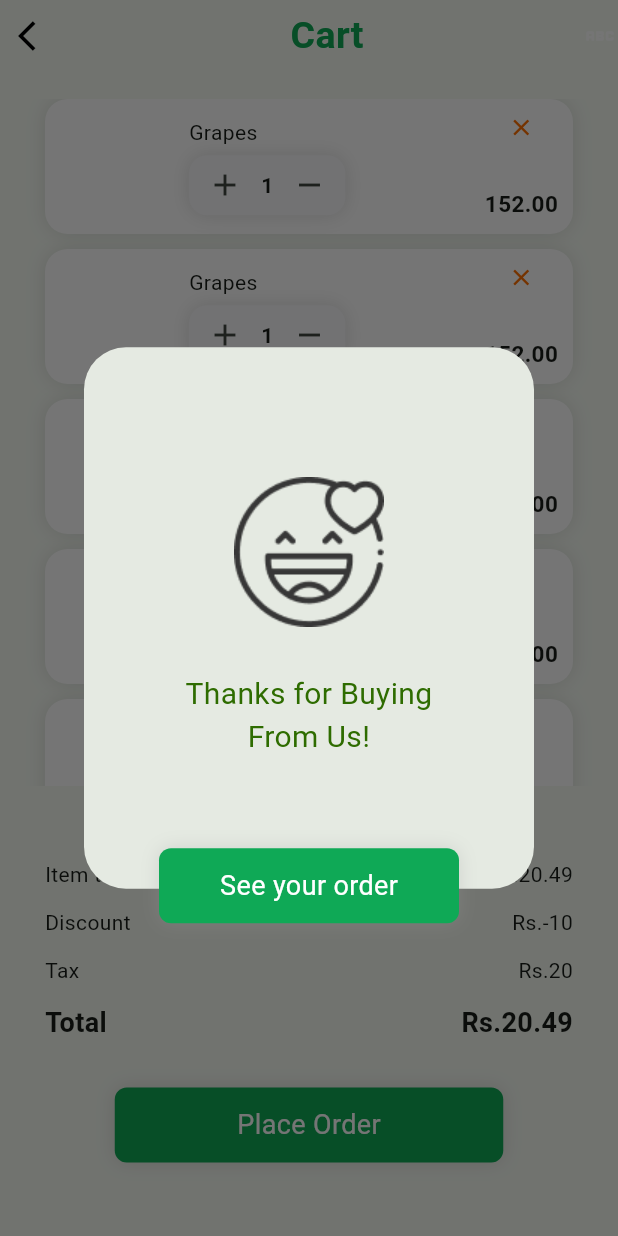
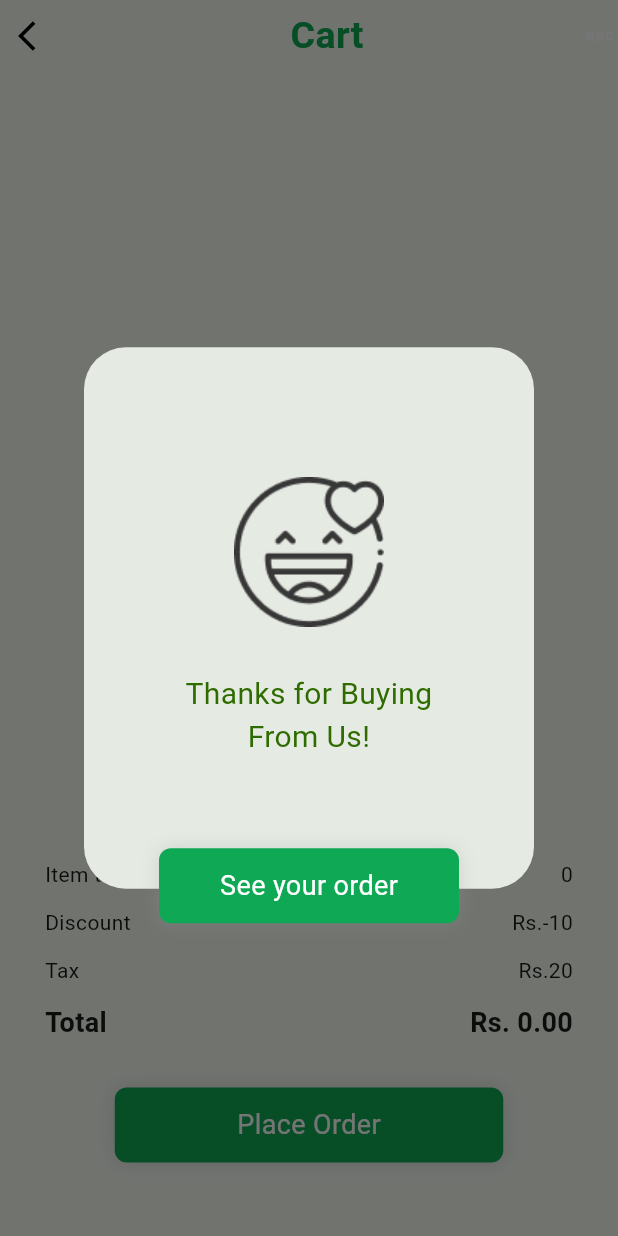
Before and after one commit to Venuru/Grocery-App, a Flutter app: the Cart screen opened directly, after a tap on "Place Order", on a phone screen of 412 x 824 dp. Run offline on Flutter 3.47's test engine with Material 3 defaults, Android fonts, the phone set to English and light mode, and no system bars; our stand-ins replace animate_do, awesome_dialog, badges, cloud_firestore, firebase_auth, firebase_core and 5 more; accounts and stored records are empty.

Commit message:
Add to cart screen is completed. Completed add products show in cart, Increase and decrease cart items, calculate the total price and remove cart item.

```diff
--- a/lib/providers/cart_provider.dart
+++ b/lib/providers/cart_provider.dart
@@ -81,4 +81,68 @@ class CartProvider extends ChangeNotifier {
       notifyListeners();
     }
   }
+
+  // calculate and get total cart item count
+  int get getCartTotalItemCount {
+    int temp = 0;
+
+    // reading the cart item list and get the sum of amount values as the cart item count
+    for (var i=0; i < _cartItems.length; i++) {
+        temp += cartItems[i].productAmount;
+    }
+    return temp;
+  }
+
+  // calculate and get total price
+  double get getCartTotalPrice {
+    double temp = 0;
+
+    // reading the cart item list and get the sum of subtotal values as the cart item total price
+    for (var i=0; i < _cartItems.length; i++) {
+        temp += cartItems[i].subTotal;
+    }
+    return temp;
+  }
+
+  // Increase the cart item amount
+  void increaseCartItemAmount(String cartId) {
+    // find the existing cart product item
+    var temp = _cartItems.singleWhere((e) => e.id == cartId);
+
+    // update the amount
+    temp.productAmount ++;
+
+    // calcualte the subtotal acording to the new amount
+    temp.subTotal = temp.productAmount * double.parse(temp.productModel.productPrice);
+
+    notifyListeners();
+  }
+
+  // decrease the cart item amount
+  void decreaseCartItemAmount(String cartId) {
+    // find the existing cart product item
+    var temp = _cartItems.singleWhere((e) => e.id == cartId);
+
+    // check whether amount is 1
+    if (temp.productAmount == 1) {
+      // if the amount is 1, remove the item from the cart
+      removeCartItem(cartId);
+    }else {
+      // update the amount
+      temp.productAmount --;
+
+      // calcualte the subtotal acording to the new amount
+      temp.subTotal = temp.productAmount * double.parse(temp.productModel.productPrice);
+
+      notifyListeners();
+    }
+  }
+
+  // remove the cart item by id
+  void removeCartItem(String cartId) {
+    // find the existing cart product item
+    var temp = _cartItems.removeWhere((e) => e.id == cartId);
+
+    notifyListeners();
+  }
 }
--- a/lib/screens/main/cart/cart.dart
+++ b/lib/screens/main/cart/cart.dart
@@ -1,9 +1,11 @@
 import 'package:flutter/material.dart';
 import 'package:grocery_app/components/custom_back_button.dart';
 import 'package:grocery_app/components/custom_text.dart';
+import 'package:grocery_app/providers/cart_provider.dart';
 import 'package:grocery_app/screens/main/cart/widgets/bottom_section.dart';
 import 'package:grocery_app/screens/main/cart/widgets/cart_tile.dart';
 import 'package:grocery_app/utils/constants/app_colors.dart';
+import 'package:provider/provider.dart';
 
 class Cart extends StatefulWidget {
   const Cart({super.key});
@@ -38,13 +40,19 @@ class _CartState extends State<Cart> {
               ),
               const SizedBox(height: 18.0,),
               Expanded(
-                child: ListView.separated(
-                  itemBuilder: (context, index) {
-                    return const CartTile();
+                child: Consumer<CartProvider>(
+                  builder: (context, value, child) {
+                    return value.cartItems.isEmpty
+                    ? const Center(child: CustomText("No Cart Item"))
+                    : ListView.separated(
+                        itemBuilder: (context, index) {
+                          return CartTile(cartItemModel: value.cartItems[index],);
+                        },
+                        separatorBuilder: (context, index) => const SizedBox(height: 10.0,),
+                        itemCount: value.cartItems.length,
+                      );
                   },
-                  separatorBuilder: (context, index) => const SizedBox(height: 10.0,),
-                  itemCount: 7
-                ),
+                )
               )
             ],
           ),
--- a/lib/screens/main/cart/widgets/bottom_section.dart
+++ b/lib/screens/main/cart/widgets/bottom_section.dart
@@ -1,8 +1,10 @@
 import 'package:flutter/material.dart';
 import 'package:grocery_app/components/custom_button.dart';
 import 'package:grocery_app/components/custom_text.dart';
+import 'package:grocery_app/providers/cart_provider.dart';
 import 'package:grocery_app/utils/constants/app_assets.dart';
 import 'package:grocery_app/utils/constants/app_colors.dart';
+import 'package:provider/provider.dart';
 
 class BottomSection extends StatelessWidget {
   const BottomSection({
@@ -14,31 +16,41 @@ class BottomSection extends StatelessWidget {
     return Container(
         padding: const EdgeInsets.symmetric(horizontal: 30.0),
         height: 300,
-      child: Column(
+        child: Consumer<CartProvider>(
+          builder: (context, value, child) {
+            return Column(
               mainAxisAlignment: MainAxisAlignment.center,
               children: [
-          const CartAmountRow(
+                CartAmountRow(
                   name: "Item total",
-            amount: "Rs.20.49",
+                  amount: value.getCartTotalItemCount.toString(),
                 ),
-          const SizedBox(height: 12.0,),
+                const SizedBox(
+                  height: 12.0,
+                ),
                 const CartAmountRow(
                   name: "Discount",
                   amount: "Rs.-10",
                 ),
-          const SizedBox(height: 12.0,),
+                const SizedBox(
+                  height: 12.0,
+                ),
                 const CartAmountRow(
                   name: "Tax",
                   amount: "Rs.20",
                 ),
-          const SizedBox(height: 12.0,),
-          const CartAmountRow(
+                const SizedBox(
+                  height: 12.0,
+                ),
+                CartAmountRow(
                   name: "Total",
-            amount: "Rs.20.49",
+                  amount: "Rs. ${value.getCartTotalPrice}0",
                   fontSize: 18.0,
                   fontWeight: true,
                 ),
-          const SizedBox(height: 30.0,),
+                const SizedBox(
+                  height: 30.0,
+                ),
                 CustomButton(
                     text: "Place Order",
                     onTap: () {
@@ -48,11 +60,11 @@ class BottomSection extends StatelessWidget {
                           return const DialogBoxContainer();
                         },
                       );
-            }
-          )
+                    })
               ],
-      ),
             );
+          },
+        ));
   }
 }
 
@@ -71,16 +83,15 @@ class DialogBoxContainer extends StatelessWidget {
           Container(
             height: 361.0,
             width: 300.0,
-            decoration: BoxDecoration(
-              borderRadius: BorderRadius.circular(15.0)
-            ),
+            decoration:
+                BoxDecoration(borderRadius: BorderRadius.circular(15.0)),
             child: Column(
               mainAxisAlignment: MainAxisAlignment.center,
               children: [
-                Image.asset(
-                  AppAssets.getImgName("dialog-img.png")
+                Image.asset(AppAssets.getImgName("dialog-img.png")),
+                const SizedBox(
+                  height: 30.0,
                 ),
-                const SizedBox(height: 30.0,),
                 const CustomText(
                   "Thanks for Buying\nFrom Us!",
                   fontSize: 20.0,
@@ -91,12 +102,9 @@ class DialogBoxContainer extends StatelessWidget {
             ),
           ),
           Positioned(
-            bottom:-23,
+            bottom: -23,
             child: CustomButton(
-              text: "See your order",
-              btnWidth: 200.0,
-              onTap: () {}
-            ),
+                text: "See your order", btnWidth: 200.0, onTap: () {}),
           )
         ],
       ),
@@ -126,12 +134,12 @@ class CartAmountRow extends StatelessWidget {
         CustomText(
           name,
           fontSize: fontSize,
-          fontWeight: fontWeight? FontWeight.bold : FontWeight.normal,
+          fontWeight: fontWeight ? FontWeight.bold : FontWeight.normal,
         ),
         CustomText(
           amount,
           fontSize: fontSize,
-          fontWeight: fontWeight? FontWeight.bold : FontWeight.normal,
+          fontWeight: fontWeight ? FontWeight.bold : FontWeight.normal,
         ),
       ],
     );
--- a/lib/screens/main/cart/widgets/cart_tile.dart
+++ b/lib/screens/main/cart/widgets/cart_tile.dart
@@ -1,12 +1,17 @@
 import 'package:flutter/material.dart';
 import 'package:grocery_app/components/custom_text.dart';
-import 'package:grocery_app/utils/constants/app_assets.dart';
+import 'package:grocery_app/models/cart_item_model.dart';
+import 'package:grocery_app/providers/cart_provider.dart';
 import 'package:grocery_app/utils/constants/app_colors.dart';
+import 'package:provider/provider.dart';
 
 class CartTile extends StatelessWidget {
   const CartTile({
     super.key,
+    required this.cartItemModel
   });
+
+  final CartItemModel cartItemModel;
 
   @override
   Widget build(BuildContext context) {
@@ -29,7 +34,7 @@ class CartTile extends StatelessWidget {
           ClipRRect(
             borderRadius: BorderRadius.circular(15.0),
             child: Image.network(
-              AppAssets.dummyImg,
+              cartItemModel.productModel.productImg,
               width: 70.0,
               height: 70.0,
               fit: BoxFit.fill,
@@ -40,8 +45,8 @@ class CartTile extends StatelessWidget {
             crossAxisAlignment: CrossAxisAlignment.start,
             mainAxisAlignment: MainAxisAlignment.spaceAround,
             children: [
-              const CustomText(
-                "Grapes",
+              CustomText(
+                cartItemModel.productModel.productName,
                 fontSize: 14.0,
               ),
               Container(
@@ -59,16 +64,20 @@ class CartTile extends StatelessWidget {
                 child: Row(
                   children: [
                     IconButton(
-                      onPressed: () {},
+                      onPressed: () {
+                        Provider.of<CartProvider>(context, listen: false).increaseCartItemAmount(cartItemModel.id);
+                      },
                       icon: const Icon(Icons.add)
                     ),
-                    const CustomText(
-                      "1",
+                    CustomText(
+                      cartItemModel.productAmount.toString(),
                       fontSize: 14.0,
                       fontWeight: FontWeight.w600,
                     ),
                     IconButton(
-                      onPressed: () {},
+                      onPressed: () {
+                        Provider.of<CartProvider>(context, listen: false).decreaseCartItemAmount(cartItemModel.id);
+                      },
                       icon: const Icon(Icons.remove)
                     ),
                   ],
@@ -82,7 +91,7 @@ class CartTile extends StatelessWidget {
             children: [
               InkWell(
                 onTap: () {
-
+                  Provider.of<CartProvider>(context, listen: false).removeCartItem(cartItemModel.id);
                 },
                 child: const Icon(
                   Icons.close,
@@ -90,8 +99,8 @@ class CartTile extends StatelessWidget {
                   size: 18,
                 ),
               ),
-              const CustomText(
-                "152.00",
+              CustomText(
+                "Rs. ${cartItemModel.subTotal}",
                 fontSize: 15.0,
                 fontWeight: FontWeight.w600,
               )
```
Lines whose indentation alone changed are shown as unchanged.
